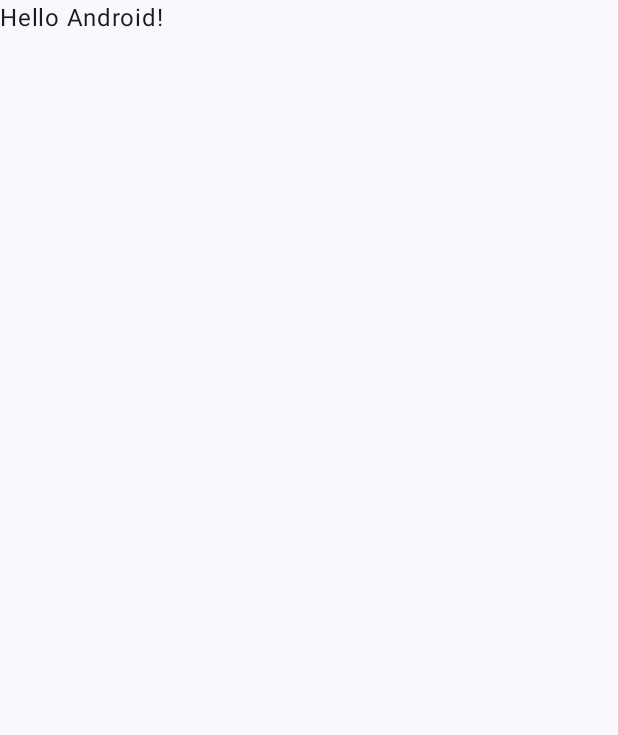
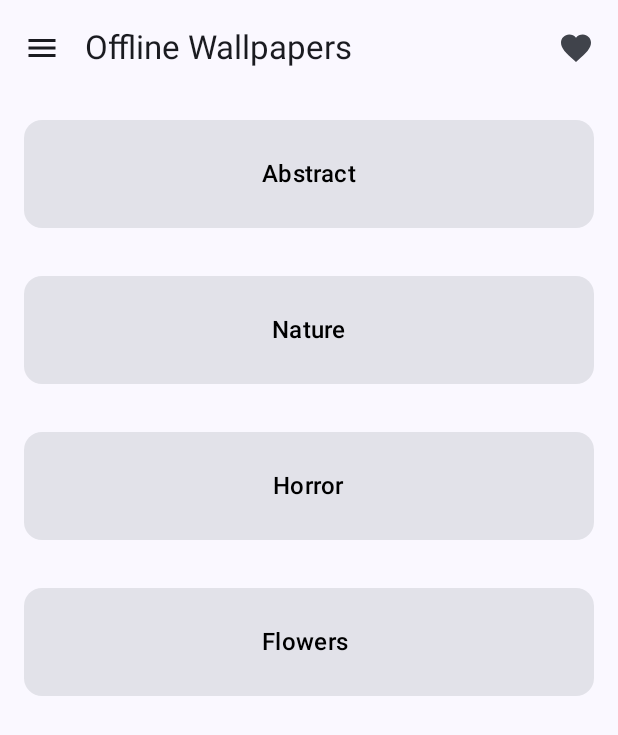
Before and after one commit to Augustinekan/compose_walls, an Android app built with Jetpack Compose: the screen it shows after launch (MainActivity), on a phone screen of 412 x 824 dp. Before the commit the part shown is almost empty. Shown: the top 735 px of the screen. Run offline under Robolectric (Android 15) with nearby library versions, the phone set to English and light mode, and no system bars.

Commit message:
Display Wallpaper Categories

```diff
--- a/app/src/main/java/com/example/compose_walls/MainActivity.kt
+++ b/app/src/main/java/com/example/compose_walls/MainActivity.kt
@@ -1,18 +1,39 @@
 package com.example.compose_walls
 
+import android.annotation.SuppressLint
 import android.os.Bundle
 import androidx.activity.ComponentActivity
 import androidx.activity.compose.setContent
+import androidx.compose.foundation.layout.Arrangement
+import androidx.compose.foundation.layout.RowScope
+import androidx.compose.foundation.layout.WindowInsets
 import androidx.compose.foundation.layout.fillMaxSize
+import androidx.compose.foundation.layout.fillMaxWidth
+import androidx.compose.foundation.layout.padding
+import androidx.compose.foundation.lazy.LazyColumn
+import androidx.compose.material.icons.Icons
+import androidx.compose.material.icons.filled.Favorite
+import androidx.compose.material.icons.filled.Menu
+import androidx.compose.material3.ExperimentalMaterial3Api
+import androidx.compose.material3.Icon
+import androidx.compose.material3.IconButton
 import androidx.compose.material3.MaterialTheme
+import androidx.compose.material3.Scaffold
 import androidx.compose.material3.Surface
 import androidx.compose.material3.Text
+import androidx.compose.material3.TopAppBar
+import androidx.compose.material3.TopAppBarColors
+import androidx.compose.material3.TopAppBarDefaults
+import androidx.compose.material3.TopAppBarScrollBehavior
 import androidx.compose.runtime.Composable
 import androidx.compose.ui.Modifier
-import androidx.compose.ui.tooling.preview.Preview
+import androidx.compose.ui.text.style.TextAlign
+import androidx.compose.ui.text.style.TextOverflow
+import androidx.compose.ui.unit.dp
 import com.example.compose_walls.ui.theme.Compose_wallsTheme
 
 class MainActivity : ComponentActivity() {
+    @OptIn(ExperimentalMaterial3Api::class)
     override fun onCreate(savedInstanceState: Bundle?) {
         super.onCreate(savedInstanceState)
         setContent {
@@ -22,25 +43,59 @@ class MainActivity : ComponentActivity() {
                     modifier = Modifier.fillMaxSize(),
                     color = MaterialTheme.colorScheme.background
                 ) {
-                    Greeting("Android")
+                    ComposeBody("Compose Body")
                 }
             }
         }
     }
 }
 
+
+@ExperimentalMaterial3Api
 @Composable
-fun Greeting(name: String, modifier: Modifier = Modifier) {
-    Text(
-        text = "Hello $name!",
-        modifier = modifier
+fun ComposeBody(name: String, modifier: Modifier = Modifier) {
+    Scaffold(
+        topBar = {
+            CustomTopAppBar()
+        },
+        content = { innerPadding ->
+            Surface (modifier = Modifier.padding(innerPadding)){
+                WallpaperCategoriesList()
+
+            }
+        }
     )
 }
 
-@Preview(showBackground = true)
+
+
+@ExperimentalMaterial3Api
 @Composable
-fun GreetingPreview() {
-    Compose_wallsTheme {
-        Greeting("Android")
-    }
+fun CustomTopAppBar(){
+    TopAppBar(
+        title = {
+            Text(
+                "Offline Wallpapers",
+                maxLines = 1,
+                overflow = TextOverflow.Ellipsis,
+                textAlign = TextAlign.Center
+            )
+        },
+        navigationIcon = {
+            IconButton(onClick = { /* doSomething() */ }) {
+                Icon(
+                    imageVector = Icons.Filled.Menu,
+                    contentDescription = "Localized description"
+                )
+            }
+        },
+        actions = {
+            IconButton(onClick = { /* doSomething() */ }) {
+                Icon(
+                    imageVector = Icons.Filled.Favorite,
+                    contentDescription = "Localized description"
+                )
+            }
+        }
+    )
 }
--- /dev/null
+++ b/app/src/main/java/com/example/compose_walls/WallpaperCategories.kt
@@ -0,0 +1,80 @@
+package com.example.compose_walls
+
+import android.util.Log
+import androidx.compose.foundation.background
+import androidx.compose.foundation.layout.Arrangement
+import androidx.compose.foundation.layout.Column
+import androidx.compose.foundation.layout.fillMaxWidth
+import androidx.compose.foundation.layout.padding
+import androidx.compose.foundation.lazy.LazyColumn
+import androidx.compose.foundation.lazy.items
+import androidx.compose.foundation.text.BasicText
+import androidx.compose.material3.Card
+import androidx.compose.material3.ExperimentalMaterial3Api
+import androidx.compose.material3.MaterialTheme
+import androidx.compose.material3.Text
+import androidx.compose.runtime.Composable
+import androidx.compose.ui.Alignment
+import androidx.compose.ui.Modifier
+import androidx.compose.ui.hapticfeedback.HapticFeedbackType
+import androidx.compose.ui.platform.LocalHapticFeedback
+import androidx.compose.ui.tooling.preview.Preview
+import androidx.compose.ui.unit.dp
+
+@Composable
+fun WallpaperCategoriesList() {
+    LazyColumn{
+        items(getWallpaperCategories()){
+            category ->
+            WallpaperCategoryTile(category = category)
+        }
+    }
+      //List<WallpaperCategory> categories = getWallpaperCategories();
+}
+
+
+
+
+
+@OptIn(ExperimentalMaterial3Api::class)
+@Composable
+fun WallpaperCategoryTile(category:WallpaperCategory, modifier: Modifier = Modifier) {
+    Card(
+        modifier = modifier
+            .fillMaxWidth()
+            .padding(16.dp)
+            .background(MaterialTheme.colorScheme.background),
+        onClick = {
+            Log.d("Click", "CardExample: Card Click")
+
+        }
+    ) {
+        Column(
+            modifier = Modifier
+                .fillMaxWidth()
+                .padding(24.dp),
+            verticalArrangement = Arrangement.Center,
+            horizontalAlignment = Alignment.CenterHorizontally
+        ) {
+            BasicText(text = category.title, style = MaterialTheme.typography.titleMedium)
+        }
+    }
+}
+
+@Preview
+@Composable
+fun CenteredTextCardPreview() {
+    WallpaperCategoriesList()
+}
+
+class WallpaperCategory(title: String){
+   var title: String = title
+    //Category constructor(firstName: String) { /*...*/ }
+
+}
+fun getWallpaperCategories() = listOf( Abstract, Nature, Horror, Flowers)
+
+val Abstract = WallpaperCategory(title = "Abstract");
+val Nature = WallpaperCategory(title = "Nature");
+val Horror = WallpaperCategory(title = "Horror");
+val Flowers = WallpaperCategory(title = "Flowers ");
--- a/app/src/main/java/com/example/compose_walls/ui/theme/Theme.kt
+++ b/app/src/main/java/com/example/compose_walls/ui/theme/Theme.kt
@@ -10,6 +10,7 @@ import androidx.compose.material3.dynamicLightColorScheme
 import androidx.compose.material3.lightColorScheme
 import androidx.compose.runtime.Composable
 import androidx.compose.runtime.SideEffect
+import androidx.compose.ui.graphics.Color
 import androidx.compose.ui.graphics.toArgb
 import androidx.compose.ui.platform.LocalContext
 import androidx.compose.ui.platform.LocalView
@@ -17,7 +18,7 @@ import androidx.core.view.WindowCompat
 
 private val DarkColorScheme = darkColorScheme(
     primary = Purple80,
-    secondary = PurpleGrey80,
+    secondary = Color.White,
     tertiary = Pink80
 )
 
```
